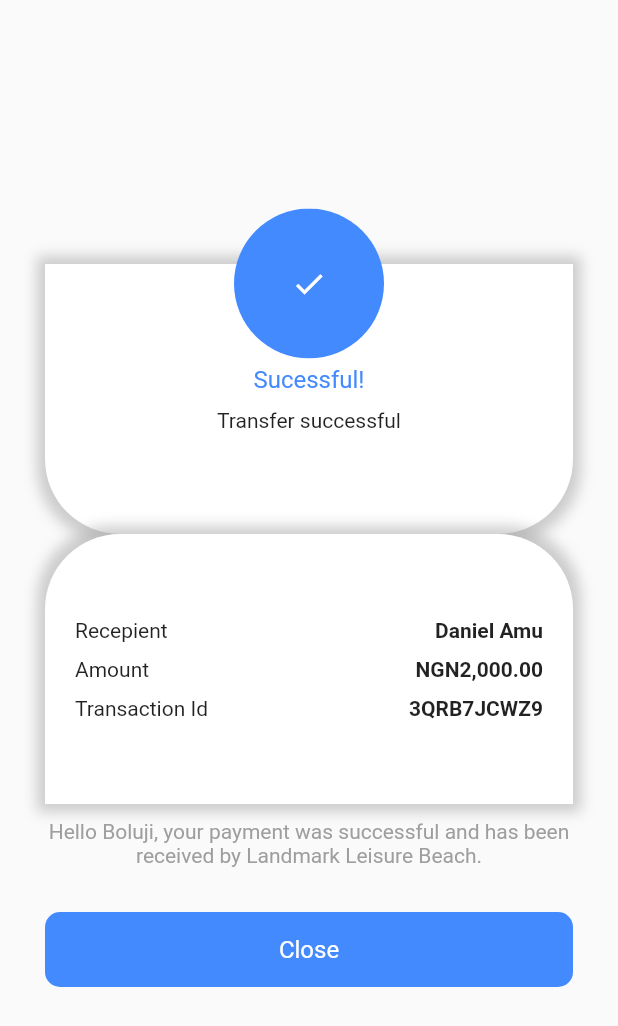
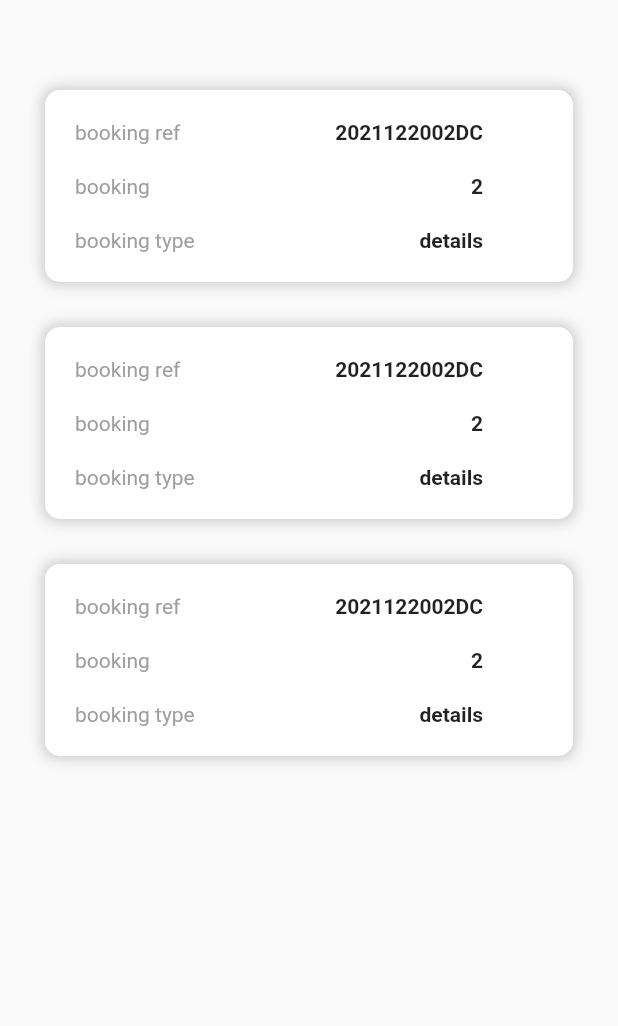
Before and after one commit to Badiru27/landmark, a Flutter app: the screen it shows after launch, on a phone screen of 412 x 824 dp. Shown: the top 1026 px of the screen. Run offline on Flutter 3.47's test engine with Material 2 defaults, Android fonts, the phone set to English and light mode, and no system bars; our stand-ins replace firebase_auth, firebase_core, google_sign_in, local_auth, stacked, stacked_services; accounts and stored records are empty.

Commit message:
Created card

```diff
--- a/lib/app/app.dart
+++ b/lib/app/app.dart
@@ -2,6 +2,7 @@
 import 'package:landmark_app/services/auth_service.dart';
 import 'package:landmark_app/view/auth/auth_view.dart';
 import 'package:landmark_app/view/auth/auth_viewmodel.dart';
+import 'package:landmark_app/view/confirmation/booking_list.dart';
 import 'package:landmark_app/view/confirmation/confirmation.dart';
 import 'package:landmark_app/view/home/home_view.dart';
 import 'package:landmark_app/view/home/home_viewmodel.dart';
@@ -12,7 +13,8 @@ import 'package:stacked_services/stacked_services.dart';
   routes: [
     MaterialRoute(page: AuthView),
     MaterialRoute(page: HomeView),
-    MaterialRoute(page: ConfirmationPage, initial: true),
+    MaterialRoute(page: ConfirmationPage),
+    MaterialRoute(page: BookingListView, initial: true),
   ],
   dependencies: [
     LazySingleton(classType: AuthService),
--- a/lib/app/app.router.dart
+++ b/lib/app/app.router.dart
@@ -11,17 +11,20 @@ import 'package:stacked/stacked.dart';
 import 'package:stacked/stacked_annotations.dart';
 
 import '../view/auth/auth_view.dart';
+import '../view/confirmation/booking_list.dart';
 import '../view/confirmation/confirmation.dart';
 import '../view/home/home_view.dart';
 
 class Routes {
   static const String authView = '/auth-view';
   static const String homeView = '/home-view';
-  static const String confirmationPage = '/';
+  static const String confirmationPage = '/confirmation-page';
+  static const String bookingListView = '/';
   static const all = <String>{
     authView,
     homeView,
     confirmationPage,
+    bookingListView,
   };
 }
 
@@ -32,6 +35,7 @@ class StackedRouter extends RouterBase {
     RouteDef(Routes.authView, page: AuthView),
     RouteDef(Routes.homeView, page: HomeView),
     RouteDef(Routes.confirmationPage, page: ConfirmationPage),
+    RouteDef(Routes.bookingListView, page: BookingListView),
   ];
   @override
   Map<Type, StackedRouteFactory> get pagesMap => _pagesMap;
@@ -54,5 +58,11 @@ class StackedRouter extends RouterBase {
         settings: data,
       );
     },
+    BookingListView: (data) {
+      return MaterialPageRoute<dynamic>(
+        builder: (context) => const BookingListView(),
+        settings: data,
+      );
+    },
   };
 }
--- /dev/null
+++ b/lib/view/confirmation/booking_list.dart
@@ -0,0 +1,72 @@
+import 'package:flutter/material.dart';
+
+class BookingListView extends StatelessWidget {
+  const BookingListView({Key? key}) : super(key: key);
+
+  @override
+  Widget build(BuildContext context) {
+    return Scaffold(
+        body: ListView(
+      children: [
+        const SizedBox(
+          height: 30,
+        ),
+        _listItem(),
+        _listItem(),
+        _listItem(),
+      ],
+    ));
+  }
+
+  Widget _listItem() {
+    return Padding(
+      padding: const EdgeInsets.fromLTRB(30,30,30,0),
+      child: Container(
+        decoration: BoxDecoration(
+           color: Colors.white,
+           borderRadius: const BorderRadius.all(
+                    Radius.circular(10),
+        ),
+           boxShadow: [
+              BoxShadow(
+                color: Colors.grey.withOpacity(0.5),
+                spreadRadius: 2,
+                blurRadius: 7,
+                //  offset: Offset(0, 3), // changes position of shadow
+              ),
+            ],
+        ),
+        child: Padding(
+          padding: const EdgeInsets.fromLTRB(20, 20, 60, 20),
+          child: Column(
+            children: [
+              Row(
+          children: [
+            Text('booking ref', style: TextStyle(color: Colors.grey),),
+            const Spacer(),
+            Text('2021122002DC', style: TextStyle(fontWeight: FontWeight.bold)),
+          ],
+      ),
+      SizedBox(height: 20),
+              Row(
+          children: [
+            Text('booking ', style: TextStyle(color: Colors.grey),),
+            const Spacer(),
+            Text('2', style: TextStyle(fontWeight: FontWeight.bold)),
+          ],
+      ),
+      SizedBox(height: 20),
+              Row(
+          children: [
+            Text('booking type', style: TextStyle(color: Colors.grey),),
+            const Spacer(),
+            Text('details', style: TextStyle(fontWeight: FontWeight.bold)),
+          ],
+      ),
+            ],
+          ),
+        )
+      ),
+    );
+  }
+}
```
